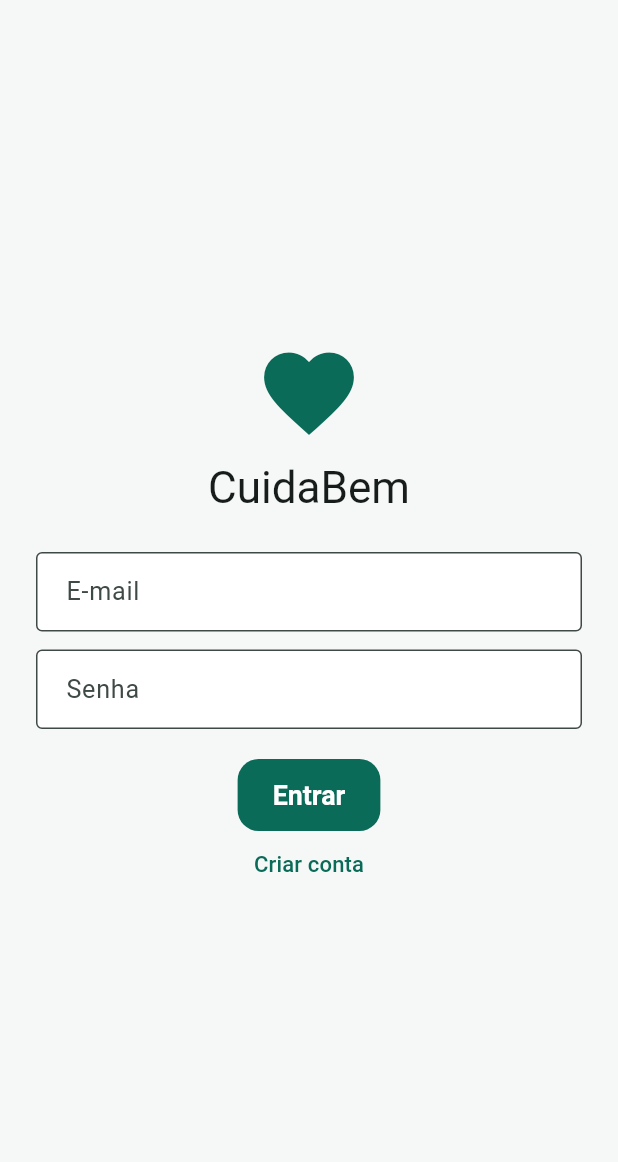
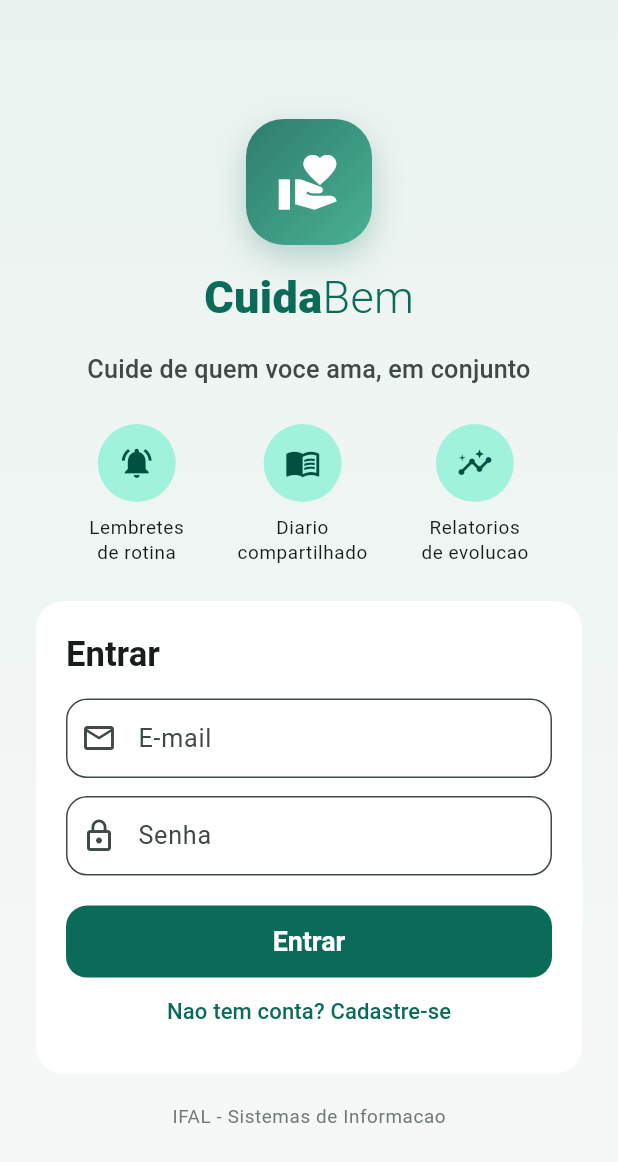
Before and after one commit to TheDorival/cuida-bem, a Flutter app: the screen it shows after launch, on a phone screen of 412 x 824 dp. Shown: the top 1162 px of the screen. Run offline on Flutter 3.47's test engine with Material 3 defaults, Android fonts, the phone set to English and light mode, and no system bars; our stand-ins replace firebase_auth, firebase_core; accounts and stored records are empty.

Commit message:
feat: adiciona identidade visual e tela de login com apresentacao

```diff
--- a/app/lib/screens/login_screen.dart
+++ b/app/lib/screens/login_screen.dart
@@ -2,8 +2,9 @@ import 'package:flutter/material.dart';
 import 'package:provider/provider.dart';
 import '../config/app_mode.dart';
 import '../providers/session_provider.dart';
+import '../widgets/logo.dart';
 
-/// Tela de acesso (UC001): login e cadastro via Firebase Auth.
+/// Tela de acesso (UC001): apresentacao do app + login e cadastro via Firebase Auth.
 class LoginScreen extends StatefulWidget {
   const LoginScreen({super.key});
   @override
@@ -34,54 +35,149 @@ class _LoginScreenState extends State<LoginScreen> {
 
   @override
   Widget build(BuildContext context) {
+    final cor = Theme.of(context).colorScheme;
     return Scaffold(
-      body: Center(
+      body: Container(
+        decoration: const BoxDecoration(
+          gradient: LinearGradient(
+            begin: Alignment.topCenter,
+            end: Alignment.bottomCenter,
+            colors: [Color(0xFFEAF3F0), Color(0xFFF6F8F7)],
+          ),
+        ),
+        child: SafeArea(
+          child: Center(
             child: SingleChildScrollView(
-          padding: const EdgeInsets.all(24),
+              padding: const EdgeInsets.symmetric(horizontal: 24, vertical: 32),
+              child: ConstrainedBox(
+                constraints: const BoxConstraints(maxWidth: 440),
                 child: Column(
-            mainAxisSize: MainAxisSize.min,
                   children: [
-              Icon(Icons.favorite, size: 72, color: Theme.of(context).colorScheme.primary),
                     const SizedBox(height: 8),
-              Text('CuidaBem', style: Theme.of(context).textTheme.headlineMedium),
-              if (kDemoMode)
-                const Padding(
-                  padding: EdgeInsets.only(top: 4),
-                  child: Text('modo demonstracao - use qualquer e-mail e senha'),
+                    const LogoCuidaBem(tamanho: 84),
+                    const SizedBox(height: 14),
+                    Text(
+                      'Cuide de quem voce ama, em conjunto',
+                      textAlign: TextAlign.center,
+                      style: Theme.of(context).textTheme.titleMedium?.copyWith(color: cor.onSurfaceVariant),
                     ),
                     const SizedBox(height: 24),
-              if (_cadastro)
+                    _destaques(context),
+                    const SizedBox(height: 24),
+                    _cartaoFormulario(context),
+                    const SizedBox(height: 20),
+                    Text(
+                      'IFAL - Sistemas de Informacao',
+                      style: Theme.of(context).textTheme.bodySmall?.copyWith(color: cor.outline),
+                    ),
+                  ],
+                ),
+              ),
+            ),
+          ),
+        ),
+      ),
+    );
+  }
+
+  Widget _destaques(BuildContext context) {
+    return Row(
+      mainAxisAlignment: MainAxisAlignment.spaceEvenly,
+      children: const [
+        _Destaque(icone: Icons.notifications_active, rotulo: 'Lembretes\nde rotina'),
+        _Destaque(icone: Icons.menu_book, rotulo: 'Diario\ncompartilhado'),
+        _Destaque(icone: Icons.insights, rotulo: 'Relatorios\nde evolucao'),
+      ],
+    );
+  }
+
+  Widget _cartaoFormulario(BuildContext context) {
+    return Card(
+      margin: EdgeInsets.zero,
+      child: Padding(
+        padding: const EdgeInsets.all(20),
+        child: Column(
+          crossAxisAlignment: CrossAxisAlignment.stretch,
+          children: [
+            Text(
+              _cadastro ? 'Criar sua conta' : 'Entrar',
+              style: Theme.of(context).textTheme.titleLarge?.copyWith(fontWeight: FontWeight.w700),
+            ),
+            const SizedBox(height: 16),
+            if (_cadastro) ...[
               TextField(
                 controller: _nome,
-                  decoration: const InputDecoration(labelText: 'Nome', border: OutlineInputBorder()),
+                textInputAction: TextInputAction.next,
+                decoration: const InputDecoration(labelText: 'Nome', prefixIcon: Icon(Icons.person_outline)),
               ),
-              if (_cadastro) const SizedBox(height: 12),
+              const SizedBox(height: 12),
+            ],
             TextField(
               controller: _email,
               keyboardType: TextInputType.emailAddress,
-                decoration: const InputDecoration(labelText: 'E-mail', border: OutlineInputBorder()),
+              textInputAction: TextInputAction.next,
+              decoration: const InputDecoration(labelText: 'E-mail', prefixIcon: Icon(Icons.mail_outline)),
             ),
             const SizedBox(height: 12),
             TextField(
               controller: _senha,
               obscureText: true,
-                decoration: const InputDecoration(labelText: 'Senha', border: OutlineInputBorder()),
+              onSubmitted: (_) => _submeter(),
+              decoration: const InputDecoration(labelText: 'Senha', prefixIcon: Icon(Icons.lock_outline)),
             ),
             const SizedBox(height: 20),
             FilledButton(
               onPressed: _carregando ? null : _submeter,
               child: _carregando
-                    ? const SizedBox(height: 18, width: 18, child: CircularProgressIndicator(strokeWidth: 2))
+                  ? const SizedBox(height: 20, width: 20, child: CircularProgressIndicator(strokeWidth: 2, color: Colors.white))
                   : Text(_cadastro ? 'Cadastrar' : 'Entrar'),
             ),
             TextButton(
-                onPressed: () => setState(() => _cadastro = !_cadastro),
-                child: Text(_cadastro ? 'Ja tenho conta' : 'Criar conta'),
+              onPressed: _carregando ? null : () => setState(() => _cadastro = !_cadastro),
+              child: Text(_cadastro ? 'Ja tenho conta - entrar' : 'Nao tem conta? Cadastre-se'),
+            ),
+            if (kDemoMode)
+              Container(
+                margin: const EdgeInsets.only(top: 4),
+                padding: const EdgeInsets.all(10),
+                decoration: BoxDecoration(
+                  color: Theme.of(context).colorScheme.secondaryContainer,
+                  borderRadius: BorderRadius.circular(12),
+                ),
+                child: Row(
+                  children: [
+                    const Icon(Icons.info_outline, size: 18),
+                    const SizedBox(width: 8),
+                    Expanded(
+                      child: Text(
+                        'Modo demonstracao: use qualquer e-mail e senha para entrar.',
+                        style: Theme.of(context).textTheme.bodySmall,
+                      ),
                     ),
                   ],
                 ),
+              ),
+          ],
         ),
       ),
     );
   }
 }
+
+class _Destaque extends StatelessWidget {
+  final IconData icone;
+  final String rotulo;
+  const _Destaque({required this.icone, required this.rotulo});
+
+  @override
+  Widget build(BuildContext context) {
+    final cor = Theme.of(context).colorScheme;
+    return Column(
+      children: [
+        CircleAvatar(radius: 26, backgroundColor: cor.primaryContainer, child: Icon(icone, color: cor.onPrimaryContainer)),
+        const SizedBox(height: 8),
+        Text(rotulo, textAlign: TextAlign.center, style: Theme.of(context).textTheme.bodySmall),
+      ],
+    );
+  }
+}
--- /dev/null
+++ b/app/lib/widgets/logo.dart
@@ -0,0 +1,56 @@
+import 'package:flutter/material.dart';
+
+/// Identidade visual do CuidaBem: emblema com icone de cuidado + marca.
+class LogoCuidaBem extends StatelessWidget {
+  final double tamanho;
+  final bool comTexto;
+  final bool claro; // versao para fundos escuros/coloridos
+
+  const LogoCuidaBem({super.key, this.tamanho = 72, this.comTexto = true, this.claro = false});
+
+  @override
+  Widget build(BuildContext context) {
+    final cor = Theme.of(context).colorScheme;
+    final corTexto = claro ? Colors.white : cor.primary;
+    return Column(
+      mainAxisSize: MainAxisSize.min,
+      children: [
+        Container(
+          width: tamanho,
+          height: tamanho,
+          decoration: BoxDecoration(
+            gradient: const LinearGradient(
+              colors: [Color(0xFF2E7D6B), Color(0xFF49B194)],
+              begin: Alignment.topLeft,
+              end: Alignment.bottomRight,
+            ),
+            borderRadius: BorderRadius.circular(tamanho * 0.30),
+            boxShadow: [
+              BoxShadow(
+                color: const Color(0xFF2E7D6B).withValues(alpha: 0.30),
+                blurRadius: 18,
+                offset: const Offset(0, 8),
+              ),
+            ],
+          ),
+          child: Icon(Icons.volunteer_activism, color: Colors.white, size: tamanho * 0.52),
+        ),
+        if (comTexto) ...[
+          SizedBox(height: tamanho * 0.16),
+          Text.rich(
+            TextSpan(children: [
+              TextSpan(
+                text: 'Cuida',
+                style: TextStyle(fontSize: tamanho * 0.34, fontWeight: FontWeight.w800, color: corTexto),
+              ),
+              TextSpan(
+                text: 'Bem',
+                style: TextStyle(fontSize: tamanho * 0.34, fontWeight: FontWeight.w300, color: corTexto),
+              ),
+            ]),
+          ),
+        ],
+      ],
+    );
+  }
+}
```
Lines whose indentation alone changed are shown as unchanged.
